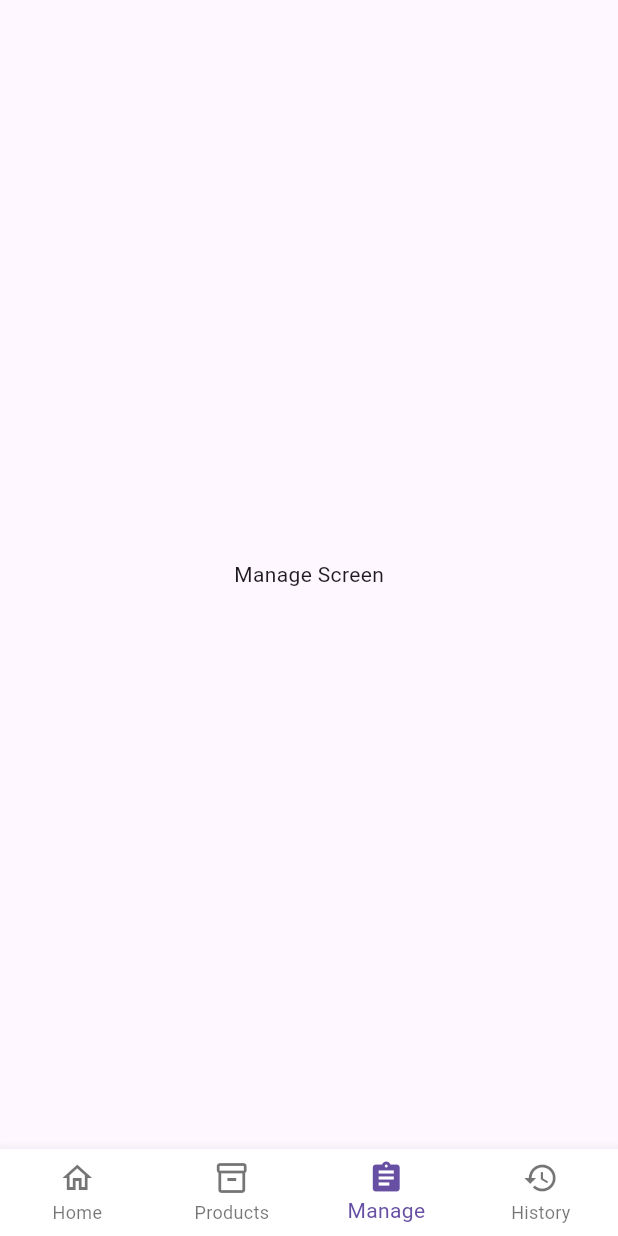
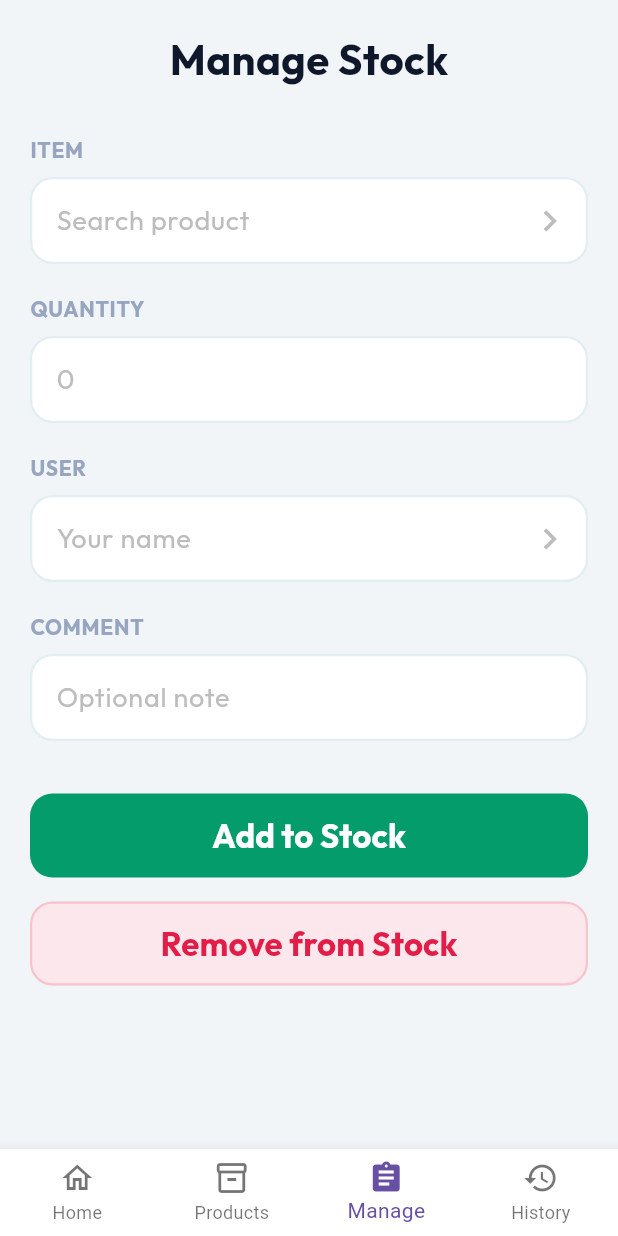
Before and after one commit to Mousefan6/TGFInventory, a Flutter app: the screen it shows after launch, swiped to page 3, on a phone screen of 412 x 824 dp. Run offline on Flutter 3.47's test engine with Material 3 defaults, Android fonts, the phone set to English and light mode, and no system bars; our stand-ins replace google_fonts; statements that could not run were skipped.

Commit message:
feat(Stock): Created Manage stock page

```diff
--- a/lib/UI/theme/colors.dart
+++ b/lib/UI/theme/colors.dart
@@ -8,4 +8,6 @@ class AppColors {
   static const Color text = Color(0xFF1A1A1A);
   static const Color greyText = Color(0xFF97A6C0);
   static const Color red = Color(0xFFE30000);
+  static const Color redButton = Color(0xFFE11D48);
+  static const Color greenButton = Color(0xFF049C6B);
 }
--- a/lib/scenes/home/home_screen.dart
+++ b/lib/scenes/home/home_screen.dart
@@ -3,8 +3,6 @@ import 'package:google_fonts/google_fonts.dart';
 
 import '../../ui/theme/colors.dart';
 import '../../ui/widgets/dashboard_card.dart';
-
-import '../../utils/navigation_bar.dart';
 
 class HomeScreen extends StatelessWidget {
   const HomeScreen({super.key});
--- /dev/null
+++ b/lib/scenes/manage/manage_screen.dart
@@ -0,0 +1,222 @@
+import 'package:flutter/material.dart';
+import 'package:flutter/services.dart';
+import 'package:google_fonts/google_fonts.dart';
+
+import '../../ui/theme/colors.dart';
+
+class ManageStockScreen extends StatefulWidget {
+  const ManageStockScreen({super.key});
+
+  @override
+  State<ManageStockScreen> createState() => _ManageStockScreenState();
+}
+
+class _FormInputWrapper extends StatelessWidget {
+  final String label;
+  final Widget child;
+
+  const _FormInputWrapper({required this.label, required this.child});
+
+  @override
+  Widget build(BuildContext context) {
+    return Column(
+      crossAxisAlignment: CrossAxisAlignment.start,
+      children: [
+        Text(
+          label.toUpperCase(),
+          style: GoogleFonts.outfit(
+            fontSize: 14,
+            fontWeight: FontWeight.bold,
+            color: AppColors.greyText,
+            letterSpacing: 0.5,
+          ),
+        ),
+        const SizedBox(height: 8),
+        Container(
+          decoration: BoxDecoration(
+            color: Colors.white,
+            borderRadius: BorderRadius.circular(15),
+            border: Border.all(color: AppColors.border, width: 1.5),
+          ),
+          child: child,
+        ),
+      ],
+    );
+  }
+}
+
+class _ManageStockScreenState extends State<ManageStockScreen> {
+  final _itemController = TextEditingController();
+  final _qtyController = TextEditingController();
+  final _userController = TextEditingController();
+  final _commentController = TextEditingController();
+
+  @override
+  void dispose() {
+    _itemController.dispose();
+    _qtyController.dispose();
+    _userController.dispose();
+    _commentController.dispose();
+    super.dispose();
+  }
+
+  @override
+  Widget build(BuildContext context) {
+    return Scaffold(
+      backgroundColor: AppColors.background,
+      body: SafeArea(
+          child:SingleChildScrollView(
+            padding:const EdgeInsets.symmetric(horizontal: 20),
+              child: Column(
+                  crossAxisAlignment: CrossAxisAlignment.start,
+                  children: [
+                  const SizedBox(height: 20),
+
+                  Center(
+                    child: Text(
+                      "Manage Stock",
+                      style: GoogleFonts.outfit(
+                        fontSize: 28,
+                        fontWeight: FontWeight.bold,
+                        color: const Color(0xFF0F172A),
+                      ),
+                    ),
+                  ),const SizedBox(height: 30),
+
+                    // Item selection field
+                    _FormInputWrapper(
+                      label: "Item",
+                      child: TextField(
+                        controller: _itemController,
+                        readOnly: true, // Need to be changed to search and have dropdown
+                        onTap: () {
+                          print("Select product tapped");
+                        },
+                        decoration: InputDecoration(
+                          hintText: "Search product",
+                          hintStyle: GoogleFonts.outfit(color: Colors.grey.shade400, fontSize: 18),
+                          border: InputBorder.none,
+                          contentPadding: const EdgeInsets.symmetric(horizontal: 16, vertical: 14),
+                          suffixIcon: Icon(Icons.chevron_right, color: Colors.grey.shade400, size: 28),
+                        ),
+                      ),
+                    ),
+
+                    const SizedBox(height: 20),
+
+                    // Quantity field
+                    _FormInputWrapper(
+                      label: "Quantity",
+                      child: TextField(
+                        controller: _qtyController,
+                        keyboardType: TextInputType.number,
+                        inputFormatters: [FilteringTextInputFormatter.digitsOnly],
+                        decoration: InputDecoration(
+                          hintText: "0",
+                          hintStyle: GoogleFonts.outfit(color: Colors.grey.shade400, fontSize: 18),
+                          border: InputBorder.none,
+                          contentPadding: const EdgeInsets.symmetric(horizontal: 16, vertical: 14),
+                        ),
+                      ),
+                    ),
+
+                    const SizedBox(height: 20),
+
+                    // User selection field
+                    _FormInputWrapper(
+                      label: "User",
+                      child: TextField(
+                        controller: _userController,
+                        readOnly: true, // Need to be changed to search and have dropdown
+                        onTap: () {
+                          print("Select user tapped");
+                        },
+                        decoration: InputDecoration(
+                          hintText: "Your name",
+                          hintStyle: GoogleFonts.outfit(color: Colors.grey.shade400, fontSize: 18),
+                          border: InputBorder.none,
+                          contentPadding: const EdgeInsets.symmetric(horizontal: 16, vertical: 14),
+                          suffixIcon: Icon(Icons.chevron_right, color: Colors.grey.shade400, size: 28),
+                        ),
+                      ),
+                    ),
+
+                    const SizedBox(height: 20),
+
+                    // Comment field
+                    _FormInputWrapper(
+                      label: "Comment",
+                      child: TextField(
+                        controller: _commentController,
+                        decoration: InputDecoration(
+                          hintText: "Optional note",
+                          hintStyle: GoogleFonts.outfit(color: Colors.grey.shade400, fontSize: 18),
+                          border: InputBorder.none,
+                          contentPadding: const EdgeInsets.symmetric(horizontal: 16, vertical: 14),
+                        ),
+                      ),
+                    ),
+
+                    const SizedBox(height: 35),
+
+                    // Add to stock button
+                    SizedBox(
+                      width: double.infinity,
+                      height: 56,
+                      child: ElevatedButton(
+                        onPressed: () {
+                          print("Add to stock pressed");
+                        },
+                        style: ElevatedButton.styleFrom(
+                          backgroundColor: AppColors.greenButton,
+                          elevation: 0,
+                          shape: RoundedRectangleBorder(
+                            borderRadius: BorderRadius.circular(15),
+                          ),
+                        ),
+                        child: Text(
+                          "Add to Stock",
+                          style: GoogleFonts.outfit(
+                            fontSize: 22,
+                            fontWeight: FontWeight.bold,
+                            color: Colors.white,
+                          ),
+                        ),
+                      ),
+                    ),
+
+                    const SizedBox(height: 16),
+
+                    // Remove from stock button
+                    SizedBox(
+                      width: double.infinity,
+                      height: 56,
+                      child: OutlinedButton(
+                        onPressed: () {
+                          print("Remove from stock pressed");
+                        },
+                        style: OutlinedButton.styleFrom(
+                          backgroundColor: const Color(0xFFFCE8EC),
+                          side: const BorderSide(color: Color(0xFFF7C3CD), width: 1.5),
+                          shape: RoundedRectangleBorder(
+                            borderRadius: BorderRadius.circular(15),
+                          ),
+                        ),
+                        child: Text(
+                          "Remove from Stock",
+                          style: GoogleFonts.outfit(
+                            fontSize: 22,
+                            fontWeight: FontWeight.bold,
+                            color: AppColors.redButton,
+                          ),
+                        ),
+                      ),
+                    ),
+                    const SizedBox(height: 30),
+                  ],
+              ),
+          ),
+      ),
+    );
+  }
+}
--- a/lib/scenes/products/products_screen.dart
+++ b/lib/scenes/products/products_screen.dart
@@ -2,7 +2,6 @@ import 'package:flutter/material.dart';
 import 'package:google_fonts/google_fonts.dart';
 
 import '../../ui/theme/colors.dart';
-import '../../utils/navigation_bar.dart';
 
 class Product { // Product cards for each item
   final String name;
--- a/lib/utils/main_navigator.dart
+++ b/lib/utils/main_navigator.dart
@@ -3,8 +3,8 @@ import 'navigation_bar.dart';
 
 import '../scenes/home/home_screen.dart';
 import '../scenes/products/products_screen.dart';
-// import 'manage_screen.dart';
-// import 'history_screen.dart';
+import '../scenes/manage/manage_screen.dart';
+import '../scenes/history/history_screen.dart';
 
 class ScreenTransition extends StatefulWidget {
   const ScreenTransition({super.key});
@@ -21,7 +21,7 @@ class _ScreenTransitionState extends State<ScreenTransition> {
   final List<Widget> _screens = [
     const HomeScreen(),
     const ProductsScreen(),
-    const Scaffold(body: Center(child: Text("Manage Screen"))), // Index 2
+    const ManageStockScreen(),
     const Scaffold(body: Center(child: Text("History Screen"))), // Index 3
   ];
 
--- a/lib/utils/navigation_bar.dart
+++ b/lib/utils/navigation_bar.dart
@@ -3,8 +3,8 @@ import '../../ui/theme/colors.dart';
 
 import '../scenes/home/home_screen.dart';
 import '../scenes/products/products_screen.dart';
-// import '../scenes/manage/manage_screen.dart';
-// import '../scenes/history/history_screen.dart';
+import '../scenes/manage/manage_screen.dart';
+import '../scenes/history/history_screen.dart';
 
 class NavBar extends StatelessWidget {
   final int currentIndex;
@@ -29,8 +29,7 @@ class NavBar extends StatelessWidget {
         nextScreen = const ProductsScreen();
         break;
       case 2:
-      // Replace with your real ManageScreen widget
-        nextScreen = const Scaffold(body: Center(child: Text("Manage")));
+        nextScreen = const ManageStockScreen();
         break;
       case 3:
       // Replace with your real HistoryScreen widget
@@ -48,7 +47,7 @@ class NavBar extends StatelessWidget {
       ),
     );
   }
-  // TODO: Create slideshow swiping transition animation
+
   @override
   Widget build(BuildContext context) {
     return BottomNavigationBar(
```
Also changed, not shown: lib/scenes/history/history_screen.dart (added).
